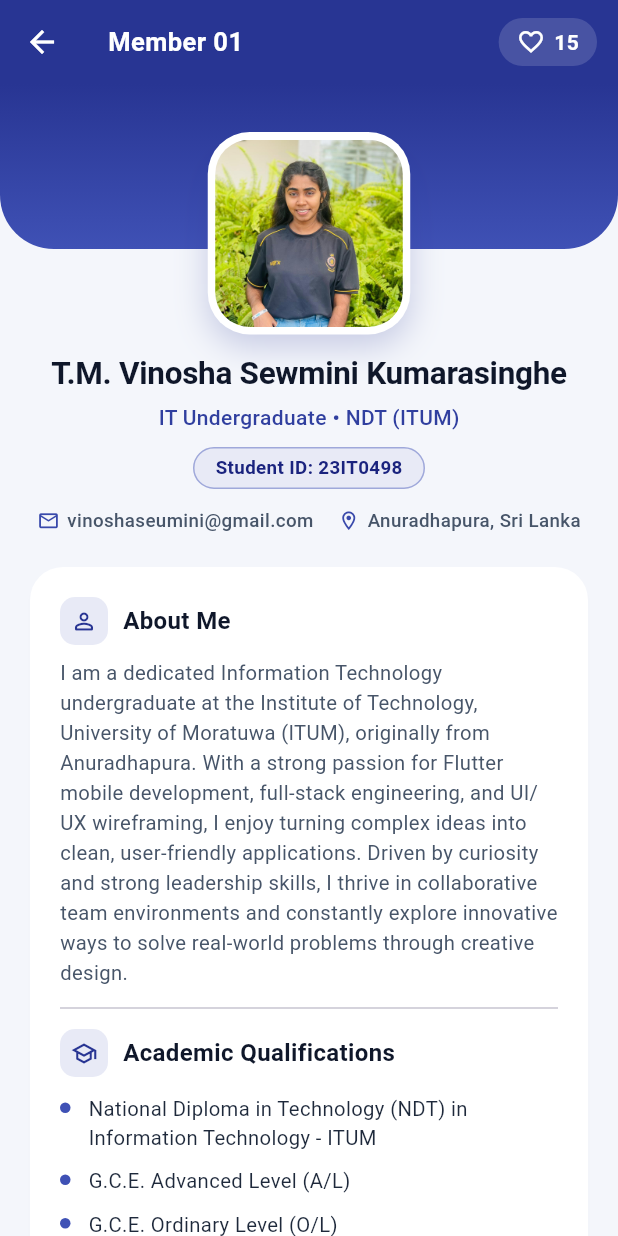
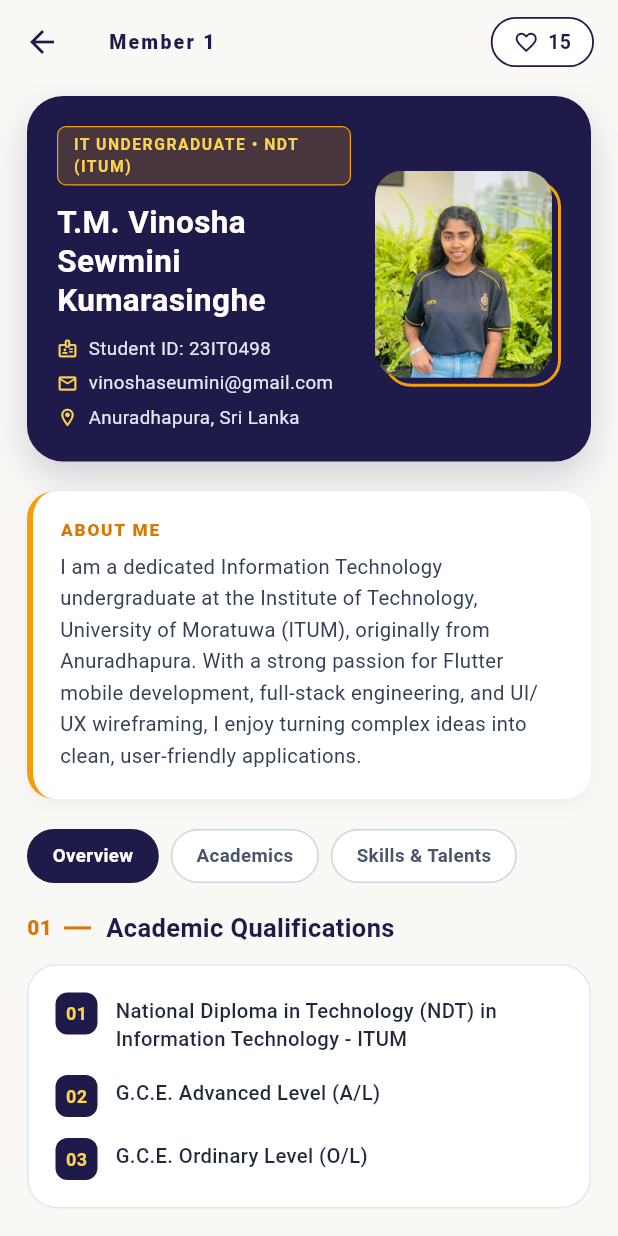
Before and after one commit to Vinosha06/Mobile_Communication_CA02, a Flutter app: the screen it shows once a user with an empty profile is signed in, after a tap on an icon or button, on a phone screen of 412 x 824 dp. Run offline on Flutter 3.47's test engine with Material 3 defaults, Android fonts, the phone set to English and light mode, and no system bars; our stand-ins replace firebase_auth, firebase_core; accounts and stored records are empty.

Commit message:
Update member 2 to home_member_screen.dart

```diff
--- a/lib/screens/home_members_screen.dart
+++ b/lib/screens/home_members_screen.dart
@@ -41,7 +41,7 @@ class HomeMembersScreen extends StatelessWidget {
         studentId: '23IT0499',
         subtitle: 'Student at ITUM',
         color: Colors.pink,
-        builder: (_) => const PlaceholderMemberScreen(title: 'Member 3'),
+        builder: (_) => const Member3Screen(),
       ),
       MemberItem(
         number: 4,
@@ -61,32 +61,32 @@ class HomeMembersScreen extends StatelessWidget {
       ),
       MemberItem(
         number: 6,
-        name: 'Member 6',
-        studentId: 'Member 06',
+        name: 'Randil Kaveeshwara',
+        studentId: '23IT0492',
         subtitle: 'Student at ITUM',
         color: Colors.purple,
         builder: (_) => const PlaceholderMemberScreen(title: 'Member 6'),
       ),
       MemberItem(
         number: 7,
-        name: 'Member 7',
-        studentId: 'Member 07',
+        name: 'S Kirushajithan',
+        studentId: '23IT0494',
         subtitle: 'Student at ITUM',
         color: Colors.blue,
         builder: (_) => const PlaceholderMemberScreen(title: 'Member 7'),
       ),
       MemberItem(
         number: 8,
-        name: 'Member 8',
-        studentId: 'Member 08',
+        name: 'Udara Hansana',
+        studentId: '23IT0495',
         subtitle: 'Student at ITUM',
         color: Colors.green,
         builder: (_) => const PlaceholderMemberScreen(title: 'Member 8'),
       ),
       MemberItem(
         number: 9,
-        name: 'Member 9',
-        studentId: 'Member 09',
+        name: 'Matheesha Kekula',
+        studentId: '23IT0493',
         subtitle: 'Student at ITUM',
         color: Colors.brown,
         builder: (_) => const PlaceholderMemberScreen(title: 'Member 9'),
--- a/lib/screens/vindya.dart
+++ b/lib/screens/vindya.dart
@@ -42,7 +42,7 @@ class _Member3ScreenState extends State<Member3Screen> {
       backgroundColor: const Color(0xFFFFF7FA),
       appBar: AppBar(
         backgroundColor: const Color(0xFFF8BBD0),
-        title: const Text('vindya '),
+        title: const Text('Member 3 '),
       ),
       body: Padding(
         padding: const EdgeInsets.all(16),
--- a/lib/screens/vinosha.dart
+++ b/lib/screens/vinosha.dart
@@ -11,15 +11,16 @@ class Member1Screen extends StatefulWidget {
 class _Member1ScreenState extends State<Member1Screen> {
 int _likes = 15;
 bool _isLiked = false;
+int _selectedTab = 0;
 
 static const String fullName = 'T.M. Vinosha Sewmini Kumarasinghe';
-static const String roleTitle = 'IT Undergraduate • NDT (ITUM)';
+static const String roleTitle = 'IT UNDERGRADUATE • NDT (ITUM)';
 static const String studentId = '23IT0498';
 static const String address = 'Anuradhapura, Sri Lanka';
 static const String email = 'vinoshaseumini@gmail.com';
 static const String photoPath = 'assets/images/vinosha.jpeg';
 static const String bioSummary =
-'I am a dedicated Information Technology undergraduate at the Institute of Technology, University of Moratuwa (ITUM), originally from Anuradhapura. With a strong passion for Flutter mobile development, full-stack engineering, and UI/UX wireframing, I enjoy turning complex ideas into clean, user-friendly applications. Driven by curiosity and strong leadership skills, I thrive in collaborative team environments and constantly explore innovative ways to solve real-world problems through creative design.';
+'I am a dedicated Information Technology undergraduate at the Institute of Technology, University of Moratuwa (ITUM), originally from Anuradhapura. With a strong passion for Flutter mobile development, full-stack engineering, and UI/UX wireframing, I enjoy turning complex ideas into clean, user-friendly applications.';
 
 static const List<String> academics = [
 'National Diploma in Technology (NDT) in Information Technology - ITUM',
@@ -33,36 +34,41 @@ static const List<String> softSkills = [
 'Communication',
 'Time Management',
 'Critical Thinking',
-'Adaptability & Quick Learning',
-'Decision Making',
+'Adaptability',
+'Team Collaboration',
+'Attention to Detail',
 ];
 
 static const List<String> specialTalents = [
 'Flutter & Full-Stack App Building',
-'UI/UX Wireframing',
+'UI/UX Wireframing & Prototyping',
 'Creative Designing',
-'Database Architecture & API Integration',
-'Responsive Web Design',
-'Interactive Prototyping & Figma',
+'API & Database Integration',
+'Project Presentation',
 ];
 
 @override
 Widget build(BuildContext context) {
 return Scaffold(
-backgroundColor: const Color(0xFFF4F6FB),
+backgroundColor: const Color(0xFFFAF8F5), // Warm Editorial Paper Color
 appBar: AppBar(
 elevation: 0,
+backgroundColor: const Color(0xFFFAF8F5),
+foregroundColor: const Color(0xFF1E1B4B),
 title: const Text(
-'Member 01',
-style: TextStyle(fontWeight: FontWeight.w600, fontSize: 17, letterSpacing: 0.3),
+'Member 1',
+style: TextStyle(
+fontSize: 13,
+fontWeight: FontWeight.w800,
+letterSpacing: 1.5,
+color: Color(0xFF1E1B4B),
 ),
-backgroundColor: const Color(0xFF283593),
-foregroundColor: Colors.white,
+),
 actions: [
 Padding(
-padding: const EdgeInsets.only(right: 14),
+padding: const EdgeInsets.only(right: 16),
 child: InkWell(
-borderRadius: BorderRadius.circular(20),
+borderRadius: BorderRadius.circular(30),
 onTap: () {
 setState(() {
 _isLiked = !_isLiked;
@@ -70,22 +76,27 @@ _likes += _isLiked ? 1 : -1;
 });
 },
 child: Container(
-padding: const EdgeInsets.symmetric(horizontal: 12, vertical: 6),
+padding: const EdgeInsets.symmetric(horizontal: 14, vertical: 6),
 decoration: BoxDecoration(
-color: Colors.white.withValues(alpha: 0.15),
-borderRadius: BorderRadius.circular(20),
+color: _isLiked ? const Color(0xFF1E1B4B) : Colors.white,
+borderRadius: BorderRadius.circular(30),
+border: Border.all(color: const Color(0xFF1E1B4B), width: 1.2),
 ),
 child: Row(
 children: [
 Icon(
 _isLiked ? Icons.favorite : Icons.favorite_border,
-color: _isLiked ? Colors.redAccent.shade100 : Colors.white,
-size: 19,
+color: _isLiked ? const Color(0xFFF59E0B) : const Color(0xFF1E1B4B),
+size: 17,
 ),
 const SizedBox(width: 6),
 Text(
 '$_likes',
-style: const TextStyle(fontWeight: FontWeight.bold, fontSize: 14),
+style: TextStyle(
+fontWeight: FontWeight.bold,
+fontSize: 13,
+color: _isLiked ? Colors.white : const Color(0xFF1E1B4B),
+),
 ),
 ],
 ),
@@ -95,283 +106,340 @@ style: const TextStyle(fontWeight: FontWeight.bold, fontSize: 14),
 ],
 ),
 body: SingleChildScrollView(
+padding: const EdgeInsets.fromLTRB(18, 8, 18, 30),
+child: Center(
+child: ConstrainedBox(
+constraints: const BoxConstraints(maxWidth: 760),
 child: Column(
+crossAxisAlignment: CrossAxisAlignment.start,
 children: [
-// Top Hero Banner and Profile Photo
-Stack(
-clipBehavior: Clip.none,
-alignment: Alignment.center,
-children: [
-// Deep Indigo Gradient Header
+
 Container(
-height: 110,
-width: double.infinity,
-decoration: const BoxDecoration(
-gradient: LinearGradient(
-colors: [Color(0xFF283593), Color(0xFF3F51B5)],
-begin: Alignment.topCenter,
-end: Alignment.bottomCenter,
-),
-borderRadius: BorderRadius.only(
-bottomLeft: Radius.circular(36),
-bottomRight: Radius.circular(36),
-),
-),
-),
-
-Positioned(
-top: 32,
-child: Container(
-padding: const EdgeInsets.all(5),
+padding: const EdgeInsets.all(20),
 decoration: BoxDecoration(
-color: Colors.white,
-borderRadius: BorderRadius.circular(28),
+color: const Color(0xFF1E1B4B), // Deep Royal Indigo
+borderRadius: BorderRadius.circular(24),
 boxShadow: [
 BoxShadow(
-color: const Color(0xFF283593).withValues(alpha: 0.22),
-blurRadius: 18,
-offset: const Offset(0, 8),
+color: const Color(0xFF1E1B4B).withValues(alpha: 0.18),
+blurRadius: 20,
+offset: const Offset(0, 10),
 ),
 ],
 ),
-child: ClipRRect(
-borderRadius: BorderRadius.circular(23),
-child: memberAvatarImage(
-photoPath,
-width: 125,
-height: 125,
+child: Row(
+crossAxisAlignment: CrossAxisAlignment.center,
+children: [
+
+Expanded(
+child: Column(
+crossAxisAlignment: CrossAxisAlignment.start,
+children: [
+Container(
+padding: const EdgeInsets.symmetric(horizontal: 10, vertical: 4),
+decoration: BoxDecoration(
+color: const Color(0xFFF59E0B).withValues(alpha: 0.2),
+borderRadius: BorderRadius.circular(6),
+border: Border.all(color: const Color(0xFFF59E0B), width: 0.8),
 ),
-),
-),
-),
-],
-),
-
-const SizedBox(height: 68),
-
-// 2. Name, Role, ID Badge and Contact Info
-Padding(
-padding: const EdgeInsets.symmetric(horizontal: 20),
-child: Column(
-children: [
-const Text(
-fullName,
-textAlign: TextAlign.center,
-style: TextStyle(
-fontSize: 21,
-fontWeight: FontWeight.bold,
-color: Color(0xFF0F172A),
-letterSpacing: -0.2,
-),
-),
-const SizedBox(height: 4),
-Text(
+child: const Text(
 roleTitle,
 style: TextStyle(
-fontSize: 14,
-fontWeight: FontWeight.w500,
-color: Colors.indigo.shade700,
-),
-),
-const SizedBox(height: 10),
-// Student ID Pill
-Container(
-padding: const EdgeInsets.symmetric(horizontal: 14, vertical: 4),
-decoration: BoxDecoration(
-color: Colors.indigo.shade50,
-borderRadius: BorderRadius.circular(20),
-border: Border.all(color: Colors.indigo.shade200),
-),
-child: Text(
-'Student ID: $studentId',
-style: TextStyle(
-fontSize: 12.5,
-fontWeight: FontWeight.w600,
-color: Colors.indigo.shade900,
+color: Color(0xFFFCD34D),
+fontSize: 10.5,
+fontWeight: FontWeight.bold,
+letterSpacing: 1.0,
 ),
 ),
 ),
 const SizedBox(height: 12),
-// Email & Location
-Wrap(
-alignment: WrapAlignment.center,
-spacing: 16,
-runSpacing: 6,
+const Text(
+fullName,
+style: TextStyle(
+fontSize: 21,
+fontWeight: FontWeight.bold,
+color: Colors.white,
+height: 1.25,
+),
+),
+const SizedBox(height: 10),
+_heroInfoRow(Icons.badge_outlined, 'Student ID: $studentId'),
+const SizedBox(height: 5),
+_heroInfoRow(Icons.email_outlined, email),
+const SizedBox(height: 5),
+_heroInfoRow(Icons.location_on_outlined, address),
+],
+),
+),
+const SizedBox(width: 16),
+
+Stack(
 children: [
-_contactChip(Icons.email_outlined, email),
-_contactChip(Icons.location_on_outlined, address),
+Container(
+margin: const EdgeInsets.only(left: 6, top: 6),
+width: 118,
+height: 138,
+decoration: BoxDecoration(
+borderRadius: BorderRadius.circular(18),
+border: Border.all(color: const Color(0xFFF59E0B), width: 2),
+),
+),
+ClipRRect(
+borderRadius: BorderRadius.circular(18),
+child: memberAvatarImage(
+photoPath,
+width: 118,
+height: 138,
+),
+),
 ],
 ),
 ],
 ),
 ),
 
-const SizedBox(height: 18),
+const SizedBox(height: 20),
 
-// Editorial Details Card
-Padding(
-padding: const EdgeInsets.fromLTRB(16, 0, 16, 28),
-child: Card(
-elevation: 2,
-shadowColor: Colors.black.withValues(alpha: 0.05),
+// 2. EDITOR'S NOTE (About Me Quote Style)
+Container(
+padding: const EdgeInsets.all(18),
+decoration: BoxDecoration(
 color: Colors.white,
-shape: RoundedRectangleBorder(
-borderRadius: BorderRadius.circular(22),
+borderRadius: BorderRadius.circular(18),
+border: const Border(
+left: BorderSide(color: Color(0xFFF59E0B), width: 4),
 ),
-child: Padding(
-padding: const EdgeInsets.all(20),
+boxShadow: [
+BoxShadow(
+color: Colors.black.withValues(alpha: 0.04),
+blurRadius: 10,
+offset: const Offset(0, 4),
+),
+],
+),
 child: Column(
 crossAxisAlignment: CrossAxisAlignment.start,
 children: [
-// About Me Summary
-_sectionTitle(Icons.person_outline_rounded, 'About Me'),
-const SizedBox(height: 8),
+const Text(
+'ABOUT ME',
+style: TextStyle(
+fontSize: 11.5,
+fontWeight: FontWeight.w800,
+letterSpacing: 1.2,
+color: Color(0xFFD97706),
+),
+),
+const SizedBox(height: 6),
 Text(
 bioSummary,
 style: const TextStyle(
 fontSize: 13.5,
-color: Color(0xFF475569),
-height: 1.5,
-),
-),
-
-const Divider(height: 28),
-
-// Academic Qualifications
-_sectionTitle(Icons.school_outlined, 'Academic Qualifications'),
-const SizedBox(height: 12),
-...academics.map((a) => Padding(
-padding: const EdgeInsets.only(bottom: 10),
-child: Row(
-crossAxisAlignment: CrossAxisAlignment.start,
-children: [
-Container(
-margin: const EdgeInsets.only(top: 5),
-width: 7,
-height: 7,
-decoration: const BoxDecoration(
-color: Color(0xFF3F51B5),
-shape: BoxShape.circle,
-),
-),
-const SizedBox(width: 12),
-Expanded(
-child: Text(
-a,
-style: const TextStyle(
-fontSize: 13.5,
-color: Color(0xFF1E293B),
-height: 1.4,
-),
+color: Color(0xFF334155),
+height: 1.55,
 ),
 ),
 ],
 ),
-)),
-  const Divider(height: 28),
-// Soft Skills
-  _sectionTitle(Icons.psychology_outlined, 'Soft Skills'),
-  const SizedBox(height: 12),
-  Wrap(
-    spacing: 8,
-    runSpacing: 8,
-    children: softSkills
-        .map((s) => Container(
-      padding: const EdgeInsets.symmetric(horizontal: 14, vertical: 7),
-      decoration: BoxDecoration(
-        color: const Color(0xFFF8FAFC),
-        borderRadius: BorderRadius.circular(20),
-        border: Border.all(color: Colors.indigo.shade100),
+),
+
+const SizedBox(height: 20),
+// 3. INTERACTIVE FILTER TABS (State Management)
+Row(
+children: [
+_filterTab(0, 'Overview'),
+const SizedBox(width: 8),
+_filterTab(1, 'Academics'),
+const SizedBox(width: 8),
+_filterTab(2, 'Skills & Talents'),
+],
+),
+const SizedBox(height: 18),
+// 4. ACADEMIC QUALIFICATIONS (Numbered Editorial Index)
+if (_selectedTab == 0 || _selectedTab == 1) ...[
+_editorialSectionHeader('01', 'Academic Qualifications'),
+const SizedBox(height: 12),
+Container(
+padding: const EdgeInsets.all(18),
+decoration: BoxDecoration(
+color: Colors.white,
+borderRadius: BorderRadius.circular(20),
+border: Border.all(color: const Color(0xFFE2E8F0)),
+),
+child: Column(
+children: List.generate(academics.length, (index) {
+return Padding(
+padding: EdgeInsets.only(bottom: index == academics.length - 1 ? 0 : 14),
+child: Row(
+crossAxisAlignment: CrossAxisAlignment.start,
+children: [
+  Container(
+    width: 28,
+    height: 28,
+    alignment: Alignment.center,
+    decoration: BoxDecoration(
+      color: const Color(0xFF1E1B4B),
+      borderRadius: BorderRadius.circular(8),
+    ),
+    child: Text(
+      '0${index + 1}',
+      style: const TextStyle(
+        color: Color(0xFFFCD34D),
+        fontWeight: FontWeight.bold,
+        fontSize: 12,
       ),
+    ),
+  ),
+  const SizedBox(width: 12),
+  Expanded(
+    child: Padding(
+      padding: const EdgeInsets.only(top: 3),
       child: Text(
-        s,
+        academics[index],
         style: const TextStyle(
+          fontSize: 13.5,
+          fontWeight: FontWeight.w500,
           color: Color(0xFF1E293B),
-          fontSize: 12.5,
-          fontWeight: FontWeight.w500,
+          height: 1.4,
         ),
       ),
-    ))
-        .toList(),
+    ),
   ),
-  const Divider(height: 28),
-// Special Talents
-  _sectionTitle(Icons.workspace_premium_outlined, 'Special Talents'),
-  const SizedBox(height: 12),
-  Wrap(
-    spacing: 8,
-    runSpacing: 8,
-    children: specialTalents
-        .map((t) => Container(
-      padding: const EdgeInsets.symmetric(horizontal: 14, vertical: 7),
-      decoration: BoxDecoration(
-        color: Colors.indigo.shade50.withValues(alpha: 0.7),
-        borderRadius: BorderRadius.circular(20),
-        border: Border.all(color: Colors.indigo.shade200),
-      ),
-      child: Row(
-        mainAxisSize: MainAxisSize.min,
-        children: [
-          Icon(Icons.star_rounded, size: 16, color: Colors.amber.shade700),
-          const SizedBox(width: 6),
-          Text(
-            t,
-            style: TextStyle(
-              color: Colors.indigo.shade900,
+],
+),
+);
+}),
+),
+),
+  const SizedBox(height: 22),
+],
+// 5. SOFT SKILLS & SPECIAL TALENTS
+  if (_selectedTab == 0 || _selectedTab == 2) ...[
+    _editorialSectionHeader('02', 'Soft Skills'),
+    const SizedBox(height: 12),
+    Wrap(
+      spacing: 8,
+      runSpacing: 8,
+      children: softSkills.map((skill) {
+        return Container(
+          padding: const EdgeInsets.symmetric(horizontal: 14, vertical: 8),
+          decoration: BoxDecoration(
+            color: Colors.white,
+            borderRadius: BorderRadius.circular(10),
+            border: Border.all(color: const Color(0xFFCBD5E1)),
+          ),
+          child: Text(
+            skill,
+            style: const TextStyle(
               fontSize: 12.5,
               fontWeight: FontWeight.w600,
+              color: Color(0xFF1E1B4B),
             ),
           ),
-        ],
-      ),
-    ))
-        .toList(),
-  ),
+        );
+      }).toList(),
+    ),
+    const SizedBox(height: 22),
+    _editorialSectionHeader('03', 'Special Talents'),
+    const SizedBox(height: 12),
+    Wrap(
+      spacing: 8,
+      runSpacing: 8,
+      children: specialTalents.map((talent) {
+        return Container(
+          padding: const EdgeInsets.symmetric(horizontal: 14, vertical: 9),
+          decoration: BoxDecoration(
+            color: const Color(0xFFFEF3C7), // Soft Gold Tint
+            borderRadius: BorderRadius.circular(10),
+            border: Border.all(color: const Color(0xFFF59E0B)),
+          ),
+          child: Row(
+            mainAxisSize: MainAxisSize.min,
+            children: [
+              const Icon(Icons.auto_awesome, size: 15, color: Color(0xFFB45309)),
+              const SizedBox(width: 6),
+              Text(
+                talent,
+                style: const TextStyle(
+                  fontSize: 12.5,
+                  fontWeight: FontWeight.bold,
+                  color: Color(0xFF78350F),
+                ),
+              ),
+            ],
+          ),
+        );
+      }).toList(),
+    ),
+  ],
 ],
 ),
 ),
 ),
 ),
-],
-),
-),
 );
 }
-Widget _contactChip(IconData icon, String text) {
+Widget _heroInfoRow(IconData icon, String text) {
   return Row(
-    mainAxisSize: MainAxisSize.min,
     children: [
-      Icon(icon, size: 15, color: Colors.indigo.shade600),
-      const SizedBox(width: 5),
-      Text(
-        text,
-        style: const TextStyle(
-          fontSize: 12.5,
-          color: Color(0xFF475569),
-          fontWeight: FontWeight.w500,
+      Icon(icon, size: 14, color: const Color(0xFFFCD34D)),
+      const SizedBox(width: 7),
+      Expanded(
+        child: Text(
+          text,
+          style: const TextStyle(
+            fontSize: 12.5,
+            color: Color(0xFFE2E8F0),
+          ),
+          overflow: TextOverflow.ellipsis,
         ),
       ),
     ],
   );
 }
-Widget _sectionTitle(IconData icon, String title) {
+Widget _filterTab(int index, String label) {
+  final isSelected = _selectedTab == index;
+  return GestureDetector(
+    onTap: () => setState(() => _selectedTab = index),
+    child: Container(
+      padding: const EdgeInsets.symmetric(horizontal: 16, vertical: 8),
+      decoration: BoxDecoration(
+        color: isSelected ? const Color(0xFF1E1B4B) : Colors.white,
+        borderRadius: BorderRadius.circular(20),
+        border: Border.all(
+          color: isSelected ? const Color(0xFF1E1B4B) : const Color(0xFFCBD5E1),
+        ),
+      ),
+      child: Text(
+        label,
+        style: TextStyle(
+          fontSize: 12.5,
+          fontWeight: FontWeight.w600,
+          color: isSelected ? Colors.white : const Color(0xFF475569),
+        ),
+      ),
+    ),
+  );
+}
+Widget _editorialSectionHeader(String number, String title) {
   return Row(
     children: [
-      Container(
-        padding: const EdgeInsets.all(7),
-        decoration: BoxDecoration(
-          color: Colors.indigo.shade50,
-          borderRadius: BorderRadius.circular(10),
+      Text(
+        number,
+        style: const TextStyle(
+          fontSize: 14,
+          fontWeight: FontWeight.w900,
+          color: Color(0xFFD97706),
         ),
-        child: Icon(icon, size: 18, color: const Color(0xFF283593)),
       ),
+      const SizedBox(width: 8),
+      Container(width: 18, height: 2, color: const Color(0xFFD97706)),
       const SizedBox(width: 10),
       Text(
         title,
         style: const TextStyle(
+          fontSize: 17,
           fontWeight: FontWeight.bold,
-          fontSize: 16,
-          color: Color(0xFF0F172A),
+          color: Color(0xFF1E1B4B),
         ),
       ),
     ],
```
